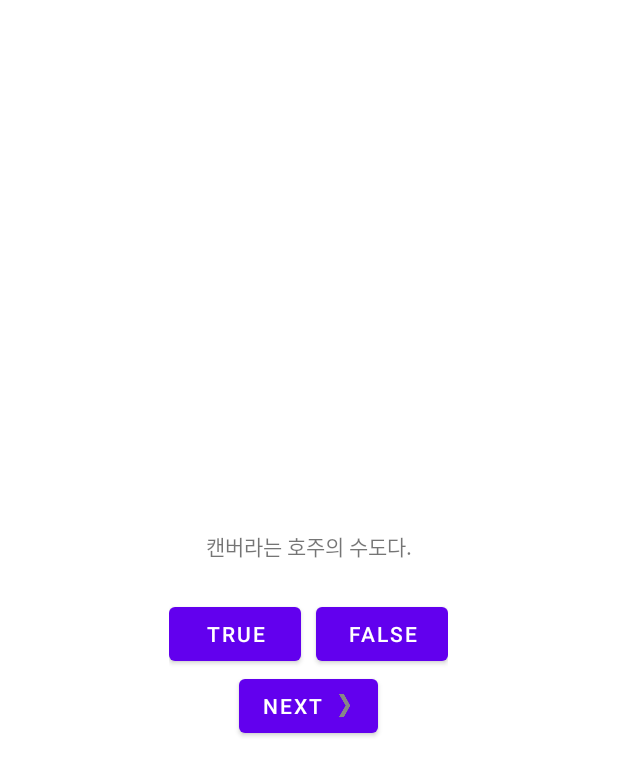
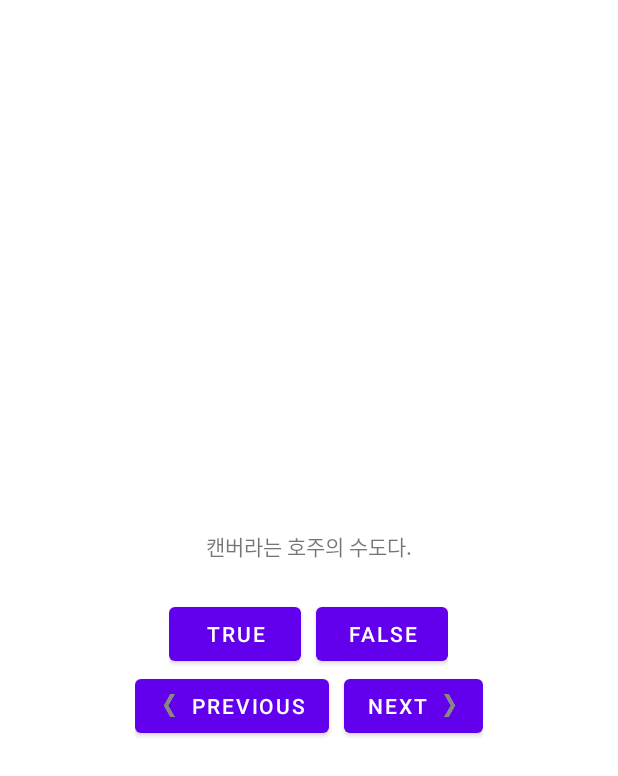
Before and after one commit to dev-baik/Android-programming-applied-in-practice, an Android app: the layout activity_main.xml on its own in the app's theme, with its tools: preview values and no code run, on a phone screen of 412 x 824 dp. Shown: the top 776 px of the screen. Run offline under Robolectric (Android 15) with nearby library versions, the phone set to English and light mode, and no system bars.

Commit message:
PREVIOUS 버튼 추가하기

```diff
--- a/GeoQuiz/src/main/java/com/example/geoquiz/MainActivity.kt
+++ b/GeoQuiz/src/main/java/com/example/geoquiz/MainActivity.kt
@@ -41,6 +41,11 @@ class MainActivity : AppCompatActivity() {
             updateQuestion()
         }
 
+        binding.previousButton.setOnClickListener {
+            currentIndex = (currentIndex - 1) % questionBank.size
+            updateQuestion()
+        }
+
         binding.nextButton.setOnClickListener {
             currentIndex = (currentIndex + 1) % questionBank.size
             updateQuestion()
--- a/GeoQuiz/src/main/res/layout/activity_main.xml
+++ b/GeoQuiz/src/main/res/layout/activity_main.xml
@@ -36,12 +36,28 @@
 
     </LinearLayout>
 
-    <Button
-        android:id="@+id/next_button"
+    <LinearLayout
         android:layout_width="wrap_content"
         android:layout_height="wrap_content"
-        android:text="@string/next_button"
-        android:drawableEnd="@drawable/arrow_right"
-        android:drawablePadding="4dp"/>
+        android:orientation="horizontal">
+
+        <Button
+            android:id="@+id/previous_button"
+            android:layout_width="wrap_content"
+            android:layout_height="wrap_content"
+            android:text="@string/previous_button"
+            android:drawableLeft="@drawable/arrow_left"
+            android:layout_marginRight="10dp"
+            android:drawablePadding="4dp"/>
+
+        <Button
+            android:id="@+id/next_button"
+            android:layout_width="wrap_content"
+            android:layout_height="wrap_content"
+            android:text="@string/next_button"
+            android:drawableEnd="@drawable/arrow_right"
+            android:drawablePadding="4dp"/>
+
+    </LinearLayout>
 
 </LinearLayout>
--- a/GeoQuiz/src/main/res/values/strings.xml
+++ b/GeoQuiz/src/main/res/values/strings.xml
@@ -5,6 +5,7 @@
     <string name="false_button">False</string>
     <string name="correct_toast">정답!</string>
     <string name="incorrect_toast">틀렸음!</string>
+    <string name="previous_button">Previous</string>
     <string name="next_button">Next</string>
     <string name="question_oceans">태평양은 대서양보다 더 크다.</string>
     <string name="question_mideast">수에즈 운하는 홍해와 인도양을 연결한다.</string>
```
